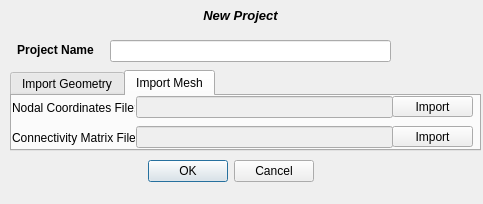
Qt form pulse/uix/user_input/ui/newProjectInput.ui (open-pulse/OpenPulse) before a commit.
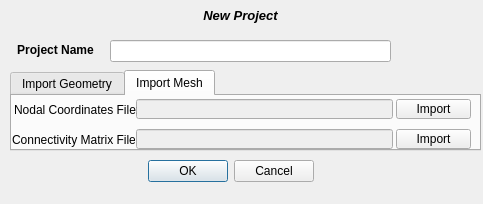
The same form after that commit. The open tabs and pages were chosen to show the change.

Commit message: New project window

Patch:
```diff
--- a/pulse/uix/user_input/ui/newProjectInput.ui
+++ b/pulse/uix/user_input/ui/newProjectInput.ui
@@ -266,7 +266,7 @@
       <property name="geometry">
        <rect>
         <x>124</x>
-        <y>0</y>
+        <y>2</y>
         <width>257</width>
         <height>22</height>
        </rect>
@@ -277,6 +277,30 @@
          <property name="enabled">
           <bool>false</bool>
          </property>
+         <property name="sizePolicy">
+          <sizepolicy hsizetype="Expanding" vsizetype="Fixed">
+           <horstretch>0</horstretch>
+           <verstretch>1</verstretch>
+          </sizepolicy>
+         </property>
+         <property name="minimumSize">
+          <size>
+           <width>0</width>
+           <height>20</height>
+          </size>
+         </property>
+         <property name="maximumSize">
+          <size>
+           <width>16777215</width>
+           <height>20</height>
+          </size>
+         </property>
+         <property name="baseSize">
+          <size>
+           <width>0</width>
+           <height>0</height>
+          </size>
+         </property>
         </widget>
        </item>
       </layout>
@@ -284,10 +308,10 @@
      <widget class="QWidget" name="verticalLayoutWidget_10">
       <property name="geometry">
        <rect>
-        <x>380</x>
-        <y>0</y>
+        <x>384</x>
+        <y>2</y>
         <width>81</width>
-        <height>21</height>
+        <height>22</height>
        </rect>
       </property>
       <layout class="QVBoxLayout" name="verticalLayout_10">
@@ -299,6 +323,30 @@
            <verstretch>0</verstretch>
           </sizepolicy>
          </property>
+         <property name="minimumSize">
+          <size>
+           <width>75</width>
+           <height>20</height>
+          </size>
+         </property>
+         <property name="maximumSize">
+          <size>
+           <width>75</width>
+           <height>20</height>
+          </size>
+         </property>
+         <property name="sizeIncrement">
+          <size>
+           <width>0</width>
+           <height>1</height>
+          </size>
+         </property>
+         <property name="layoutDirection">
+          <enum>Qt::LeftToRight</enum>
+         </property>
+         <property name="autoFillBackground">
+          <bool>false</bool>
+         </property>
          <property name="text">
           <string>Import</string>
          </property>
@@ -309,8 +357,8 @@
      <widget class="QWidget" name="verticalLayoutWidget_11">
       <property name="geometry">
        <rect>
-        <x>0</x>
-        <y>0</y>
+        <x>2</x>
+        <y>2</y>
         <width>123</width>
         <height>23</height>
        </rect>
@@ -329,7 +377,7 @@
       <property name="geometry">
        <rect>
         <x>124</x>
-        <y>30</y>
+        <y>32</y>
         <width>257</width>
         <height>22</height>
        </rect>
@@ -340,6 +388,18 @@
          <property name="enabled">
           <bool>false</bool>
          </property>
+         <property name="minimumSize">
+          <size>
+           <width>0</width>
+           <height>20</height>
+          </size>
+         </property>
+         <property name="maximumSize">
+          <size>
+           <width>16777215</width>
+           <height>20</height>
+          </size>
+         </property>
         </widget>
        </item>
       </layout>
@@ -347,10 +407,10 @@
      <widget class="QWidget" name="verticalLayoutWidget_13">
       <property name="geometry">
        <rect>
-        <x>380</x>
-        <y>30</y>
+        <x>384</x>
+        <y>32</y>
         <width>81</width>
-        <height>21</height>
+        <height>22</height>
        </rect>
       </property>
       <layout class="QVBoxLayout" name="verticalLayout_13">
@@ -362,6 +422,24 @@
            <verstretch>0</verstretch>
           </sizepolicy>
          </property>
+         <property name="minimumSize">
+          <size>
+           <width>75</width>
+           <height>20</height>
+          </size>
+         </property>
+         <property name="maximumSize">
+          <size>
+           <width>75</width>
+           <height>20</height>
+          </size>
+         </property>
+         <property name="sizeIncrement">
+          <size>
+           <width>0</width>
+           <height>1</height>
+          </size>
+         </property>
          <property name="text">
           <string>Import</string>
          </property>
@@ -373,7 +451,7 @@
       <property name="geometry">
        <rect>
         <x>0</x>
-        <y>30</y>
+        <y>32</y>
         <width>123</width>
         <height>23</height>
        </rect>
```
Left out of the diff: 60 changed lines with no effect on the pictures.
